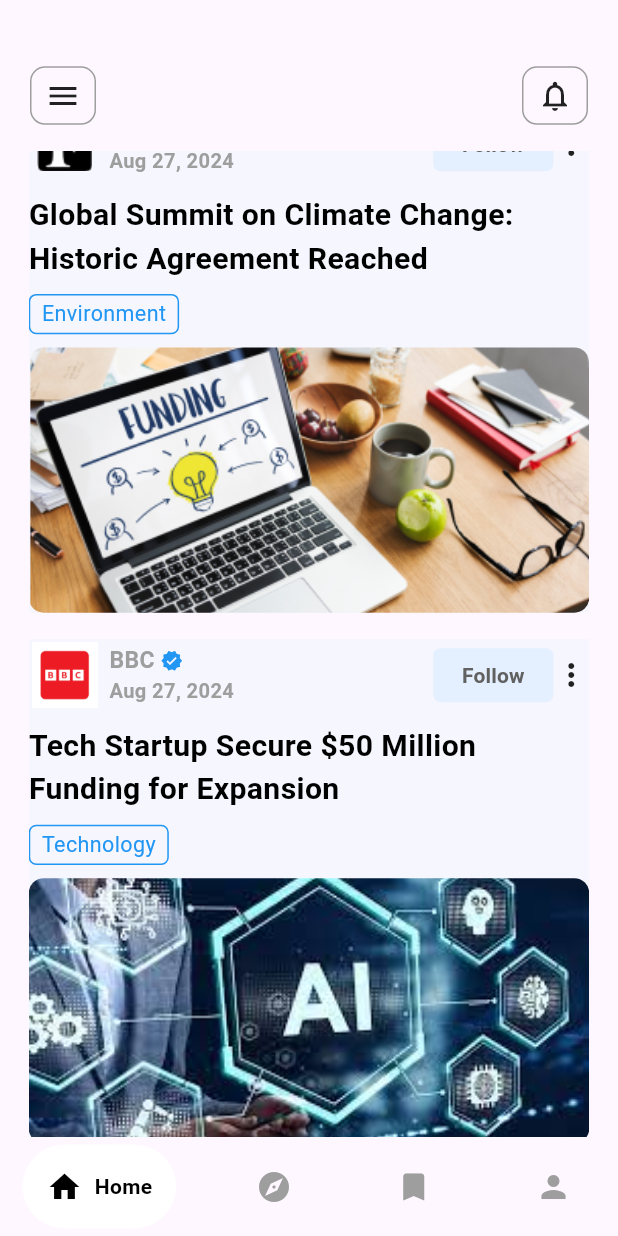
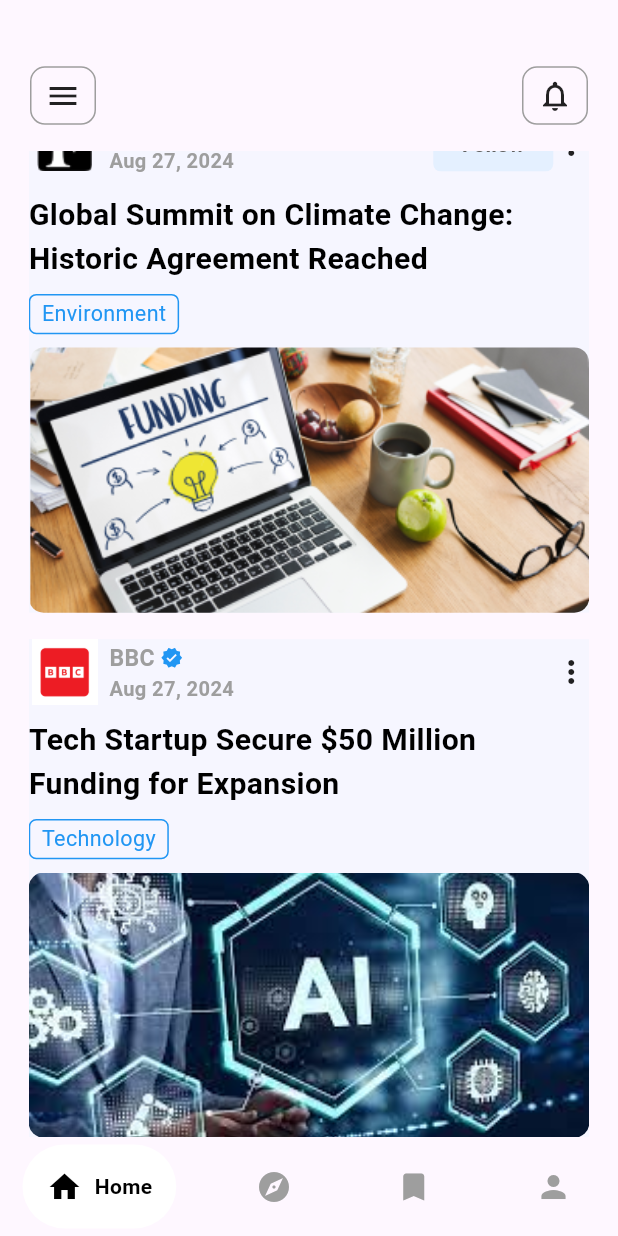
Before and after one commit to amanuelongithub/newsui, a Flutter app: the screen it shows after launch, scrolled down 473 dp, on a phone screen of 412 x 824 dp. Run offline on Flutter 3.47's test engine with Material 3 defaults, Android fonts, the phone set to English and light mode, and no system bars; drawn by our look-alikes of google_nav_bar; our stand-ins replace flutter_screenutil, get.

Commit message:
show FOLOW btn if not user following

```diff
--- a/assets/files/list_of_publisher.json
+++ b/assets/files/list_of_publisher.json
@@ -27,7 +27,7 @@
             "total_news_post": 8750,
             "followers": 3500,
             "following": 20,
-            "isUserfolow": false,
+            "isUserfolow": true,
             "isVerifid": true,
             "data": [
                 {
--- a/lib/view/home_page_widget/recommendation_section.dart
+++ b/lib/view/home_page_widget/recommendation_section.dart
@@ -58,16 +58,18 @@ class RecommendationSection extends StatelessWidget {
                 )
               ]),
               Row(children: [
+                if (!publisherModelDatum.isUserfolow!)
                   TextButton(
                     style: TextButton.styleFrom(
                         elevation: 0,
                         minimumSize: const Size(80, 35),
-                      backgroundColor: const Color.fromARGB(82, 190, 226, 255),
+                        backgroundColor:
+                            const Color.fromARGB(82, 190, 226, 255),
                         shape: RoundedRectangleBorder(
                             borderRadius: BorderRadius.circular(5))),
                     onPressed: () {},
                     child: Text(
-                    publisherModelDatum.isUserfolow! ? "Unfollow" : "Follow",
+                      "Follow",
                       style: TextStyle(
                           color: Colors.grey[700], fontWeight: FontWeight.bold),
                     ),
```
Lines whose indentation alone changed are shown as unchanged.
